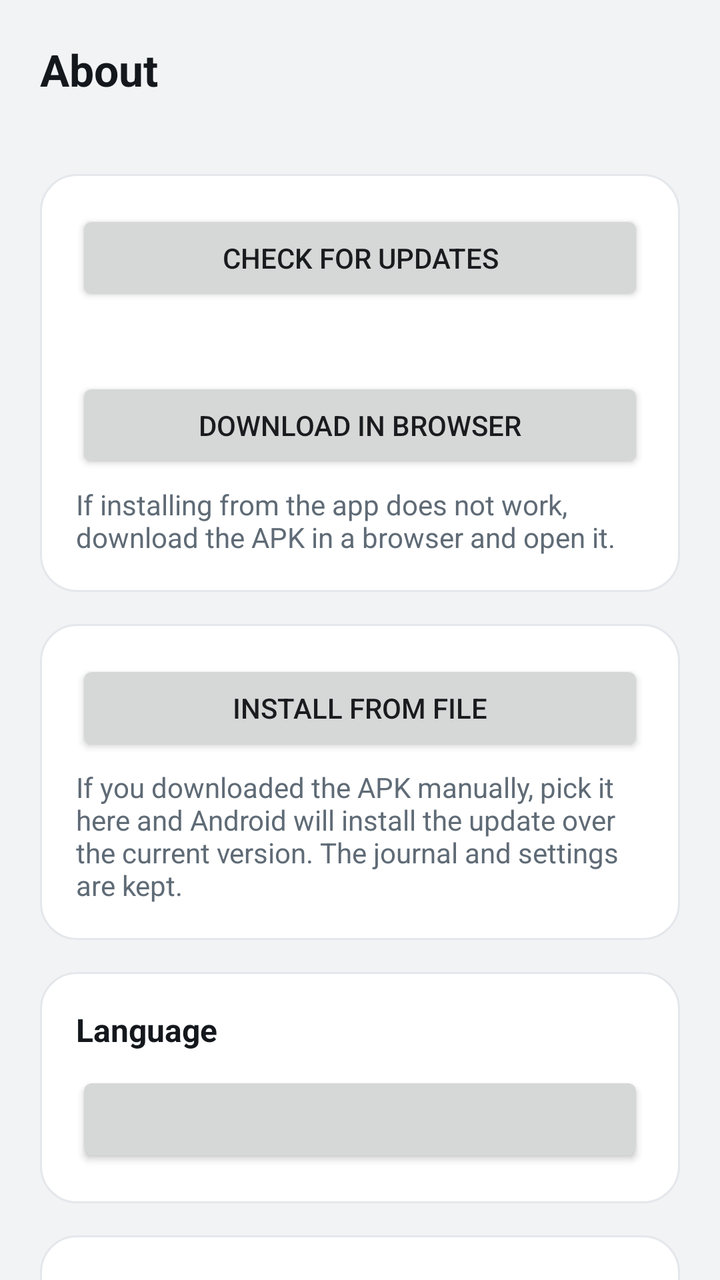
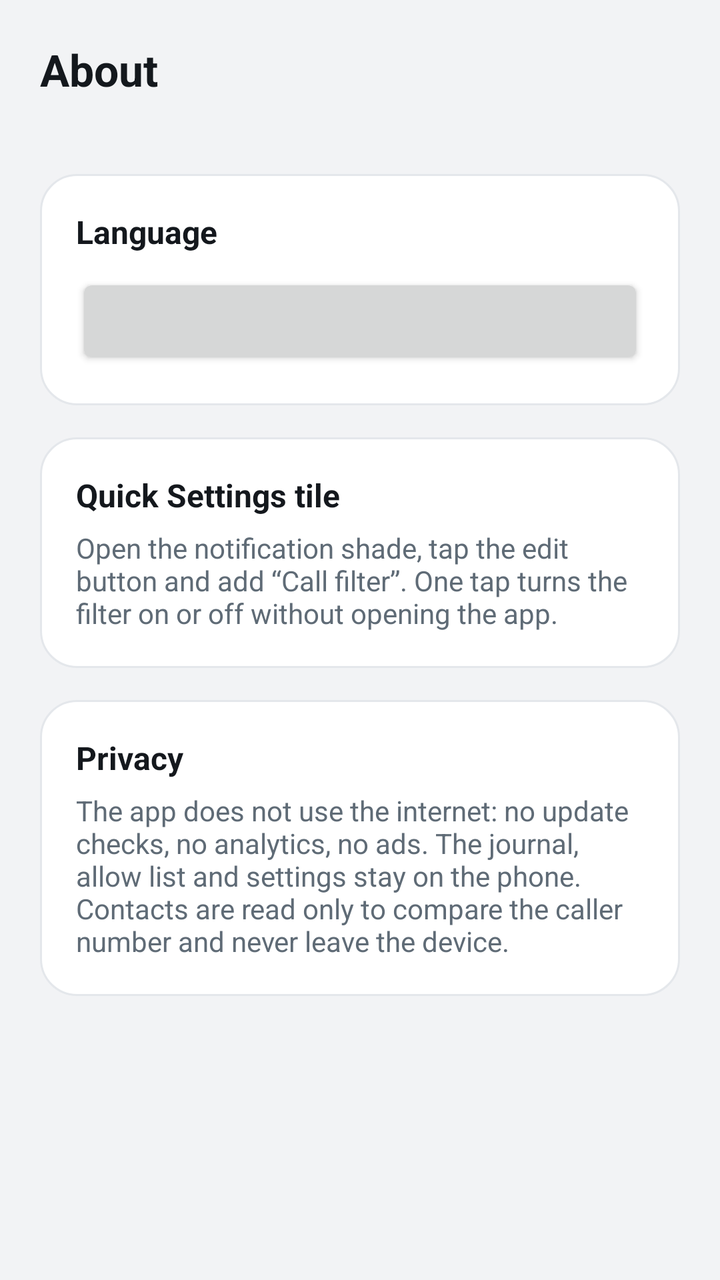

An Android layout rendered at two revisions. The XML below is the earlier revision; the diff shows what the commit changed to produce the second picture.
<!-- AndroidManifest.xml: application theme Theme.CallGuard -->
<!-- res/layout/activity_about.xml -->
<?xml version="1.0" encoding="utf-8"?>
<ScrollView xmlns:android="http://schemas.android.com/apk/res/android"
    android:layout_width="match_parent"
    android:layout_height="match_parent"
    android:background="@color/screen_bg"
    android:fillViewport="true"
    android:scrollbars="none">

    <LinearLayout
        android:layout_width="match_parent"
        android:layout_height="wrap_content"
        android:orientation="vertical"
        android:paddingStart="20dp"
        android:paddingTop="20dp"
        android:paddingEnd="20dp"
        android:paddingBottom="24dp">

        <TextView
            android:layout_width="match_parent"
            android:layout_height="wrap_content"
            android:text="@string/about_title"
            android:textColor="@color/text_primary"
            android:textSize="22sp"
            android:textStyle="bold" />

        <TextView
            android:id="@+id/textVersion"
            android:layout_width="match_parent"
            android:layout_height="wrap_content"
            android:layout_marginTop="4dp"
            android:textColor="@color/text_secondary"
            android:textSize="13sp" />

        <LinearLayout style="@style/Card">

            <Button
                android:id="@+id/buttonCheck"
                android:layout_width="match_parent"
                android:layout_height="wrap_content"
                android:text="@string/about_check" />

            <TextView
                android:id="@+id/textUpdateStatus"
                android:layout_width="match_parent"
                android:layout_height="wrap_content"
                android:layout_marginTop="8dp"
                android:textColor="@color/text_secondary"
                android:textSize="13sp" />

            <Button
                android:id="@+id/buttonBrowser"
                android:layout_width="match_parent"
                android:layout_height="wrap_content"
                android:layout_marginTop="10dp"
                android:text="@string/about_download_browser" />

            <TextView
                style="@style/BodyText"
                android:text="@string/about_browser_hint" />
        </LinearLayout>

        <LinearLayout style="@style/Card">

            <Button
                android:id="@+id/buttonInstallFile"
                android:layout_width="match_parent"
                android:layout_height="wrap_content"
                android:text="@string/about_install_file" />

            <TextView
                style="@style/BodyText"
                android:text="@string/about_install_file_hint" />
        </LinearLayout>

        <LinearLayout style="@style/Card">

            <TextView
                style="@style/SectionTitle"
                android:text="@string/language_title" />

            <Button
                android:id="@+id/buttonLanguage"
                android:layout_width="match_parent"
                android:layout_height="wrap_content"
                android:layout_marginTop="10dp" />
        </LinearLayout>

        <LinearLayout style="@style/Card">

            <TextView
                style="@style/SectionTitle"
                android:text="@string/about_tile_title" />

            <TextView
                style="@style/BodyText"
                android:text="@string/about_tile_text" />
        </LinearLayout>

        <LinearLayout
            android:id="@+id/cardSupport"
            style="@style/Card"
            android:visibility="gone">

            <TextView
                style="@style/SectionTitle"
                android:text="@string/about_support_title" />

            <Button
                android:id="@+id/buttonSupport"
                android:layout_width="match_parent"
                android:layout_height="wrap_content"
                android:layout_marginTop="10dp"
                android:text="@string/about_support" />

            <Button
                android:id="@+id/buttonProject"
                android:layout_width="match_parent"
                android:layout_height="wrap_content"
                android:layout_marginTop="8dp"
                android:text="@string/about_project" />
        </LinearLayout>

        <LinearLayout style="@style/Card">

            <TextView
                style="@style/SectionTitle"
                android:text="@string/about_privacy_title" />

            <TextView
                style="@style/BodyText"
                android:text="@string/about_privacy" />
        </LinearLayout>

    </LinearLayout>
</ScrollView>
<!-- resources referenced by this layout -->
<resources>
  <color name="screen_bg">#F2F3F5</color>
  <color name="text_primary">#14181D</color>
  <color name="text_secondary">#5F6B76</color>
  <string name="about_browser_hint">If installing from the app does not work, download the APK in a browser and open it.</string>
  <string name="about_check">Check for updates</string>
  <string name="about_download_browser">Download in browser</string>
  <string name="about_install_file">Install from file</string>
  <string name="about_install_file_hint">If you downloaded the APK manually, pick it here and Android will install the update over the current version. The journal and settings are kept.</string>
  <string name="about_privacy">The network is used for one thing only: checking updates on GitHub — one request to api.github.com and the APK download from there. No data about calls, contacts or the journal is ever sent; the app has no such logic.\n\nThe journal, allow list and settings stay on your phone.</string>
  <string name="about_privacy_title">Privacy and network</string>
  <string name="about_project">Project page</string>
  <string name="about_support">Support the author</string>
  <string name="about_support_title">Support</string>
  <string name="about_tile_text">Open the notification shade, tap the edit button and add \u201cCall filter\u201d. One tap turns the filter on or off without opening the app.</string>
  <string name="about_tile_title">Quick Settings tile</string>
  <string name="about_title">About</string>
  <string name="language_title">Language</string>
  <style name="BodyText">
          <item name="android:layout_width">match_parent</item>
          <item name="android:layout_height">wrap_content</item>
          <item name="android:textColor">@color/text_secondary</item>
          <item name="android:textSize">14sp</item>
          <item name="android:layout_marginTop">6dp</item>
      </style>
  <style name="Card">
          <item name="android:layout_width">match_parent</item>
          <item name="android:layout_height">wrap_content</item>
          <item name="android:orientation">vertical</item>
          <item name="android:background">@drawable/bg_card</item>
          <item name="android:padding">18dp</item>
          <item name="android:layout_marginTop">16dp</item>
      </style>
  <style name="SectionTitle">
          <item name="android:layout_width">match_parent</item>
          <item name="android:layout_height">wrap_content</item>
          <item name="android:textColor">@color/text_primary</item>
          <item name="android:textSize">16sp</item>
          <item name="android:textStyle">bold</item>
      </style>
  <style name="Theme.CallGuard" parent="android:Theme.DeviceDefault.Light.NoActionBar">
          <item name="android:windowBackground">@color/screen_bg</item>
          <item name="android:statusBarColor">@color/screen_bg</item>
          <item name="android:navigationBarColor">@color/screen_bg</item>
          <item name="android:windowLightStatusBar">true</item>
          <item name="android:colorAccent">@color/accent</item>
          <item name="android:colorEdgeEffect">@color/accent</item>
      </style>
  <!-- drawable bg_card (drawable) -->
  <?xml version="1.0" encoding="utf-8"?>
  <shape xmlns:android="http://schemas.android.com/apk/res/android"
      android:shape="rectangle">
      <solid android:color="@color/card_bg" />
      <corners android:radius="18dp" />
      <stroke
          android:width="1dp"
          android:color="@color/card_stroke" />
  </shape>
  <color name="accent">#0B57D0</color>
  <color name="card_bg">#FFFFFF</color>
  <color name="card_stroke">#E4E7EB</color>
</resources>

<!-- the commit's change to res/layout/activity_about.xml (unified diff, before → after) -->
@@ -30,47 +30,6 @@
             android:layout_marginTop="4dp"
             android:textColor="@color/text_secondary"
             android:textSize="13sp" />
-
-        <LinearLayout style="@style/Card">
-
-            <Button
-                android:id="@+id/buttonCheck"
-                android:layout_width="match_parent"
-                android:layout_height="wrap_content"
-                android:text="@string/about_check" />
-
-            <TextView
-                android:id="@+id/textUpdateStatus"
-                android:layout_width="match_parent"
-                android:layout_height="wrap_content"
-                android:layout_marginTop="8dp"
-                android:textColor="@color/text_secondary"
-                android:textSize="13sp" />
-
-            <Button
-                android:id="@+id/buttonBrowser"
-                android:layout_width="match_parent"
-                android:layout_height="wrap_content"
-                android:layout_marginTop="10dp"
-                android:text="@string/about_download_browser" />
-
-            <TextView
-                style="@style/BodyText"
-                android:text="@string/about_browser_hint" />
-        </LinearLayout>
-
-        <LinearLayout style="@style/Card">
-
-            <Button
-                android:id="@+id/buttonInstallFile"
-                android:layout_width="match_parent"
-                android:layout_height="wrap_content"
-                android:text="@string/about_install_file" />
-
-            <TextView
-                style="@style/BodyText"
-                android:text="@string/about_install_file_hint" />
-        </LinearLayout>
 
         <LinearLayout style="@style/Card">
 
<!-- resource entries referenced after the edit -->
@@ -3,13 +3,10 @@
   <color name="screen_bg">#F2F3F5</color>
   <color name="text_primary">#14181D</color>
   <color name="text_secondary">#5F6B76</color>
-  <string name="about_browser_hint">If installing from the app does not work, download the APK in a browser and open it.</string>
-  <string name="about_check">Check for updates</string>
-  <string name="about_download_browser">Download in browser</string>
-  <string name="about_install_file">Install from file</string>
-  <string name="about_install_file_hint">If you downloaded the APK manually, pick it here and Android will install the update over the current version. The journal and settings are kept.</string>
-  <string name="about_privacy">The network is used for one thing only: checking updates on GitHub — one request to api.github.com and the APK download from there. No data about calls, contacts or the journal is ever sent; the app has no such logic.\n\nThe journal, allow list and settings stay on your phone.</string>
-  <string name="about_privacy_title">Privacy and network</string>
+  <string name="about_privacy">The app does not use the internet: no update checks, no analytics, no ads. The journal, allow list and settings stay on the phone.
+  
+  Contacts are read only to compare the caller number and never leave the device.</string>
+  <string name="about_privacy_title">Privacy</string>
   <string name="about_project">Project page</string>
   <string name="about_support">Support the author</string>
   <string name="about_support_title">Support</string>
